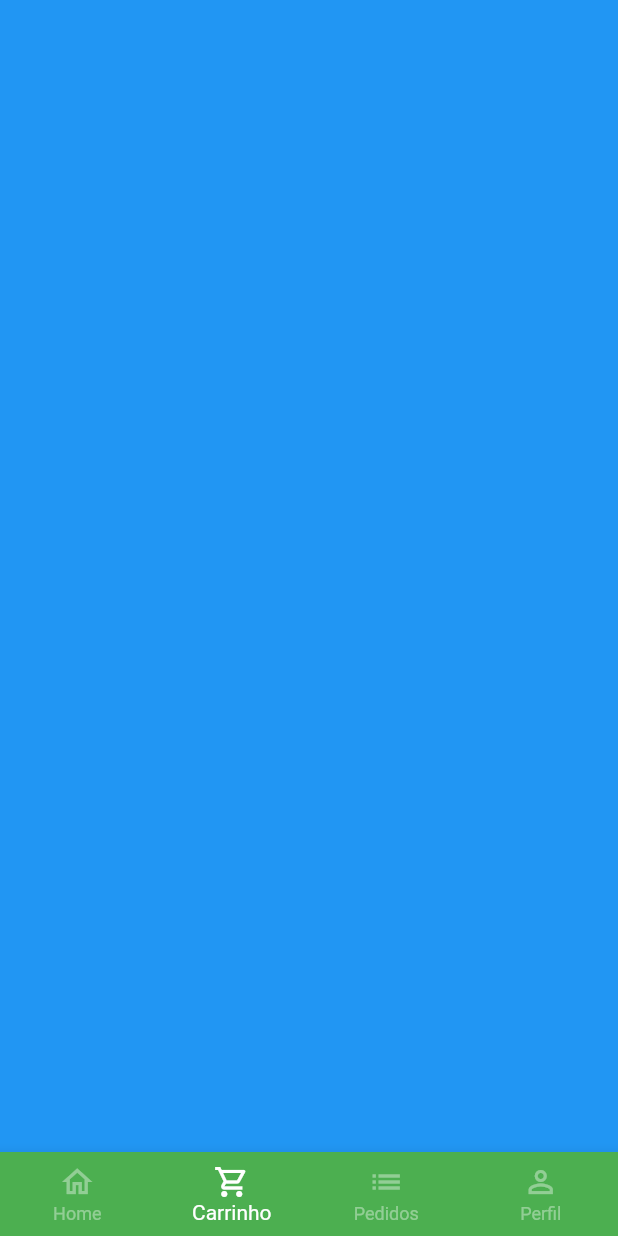
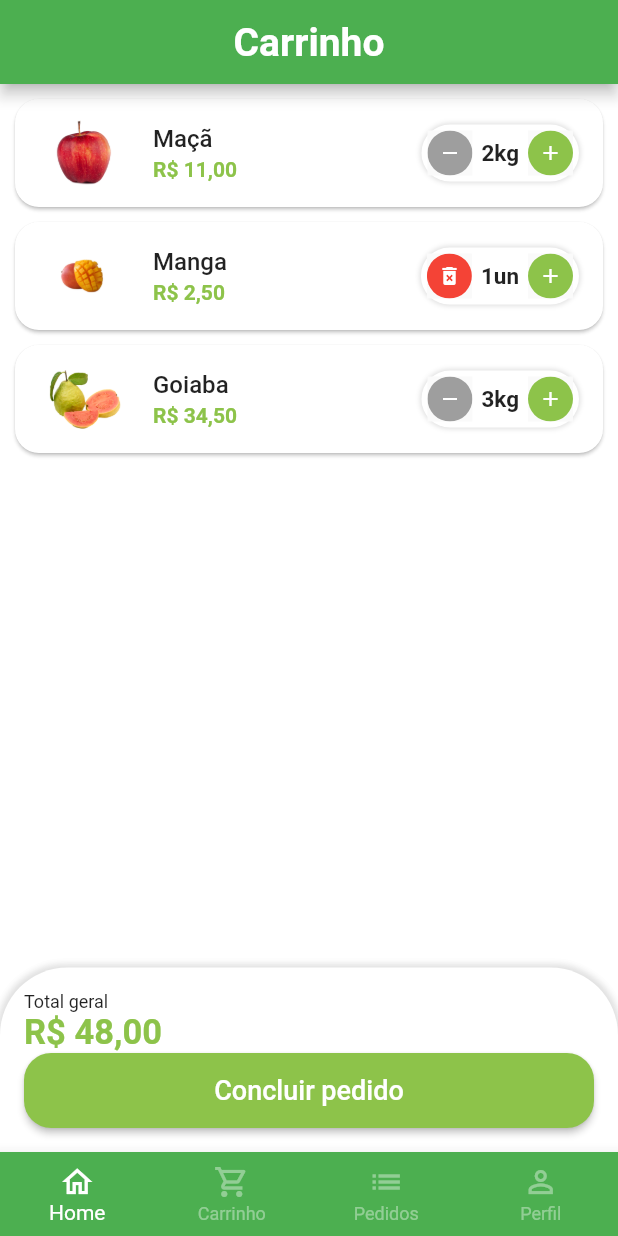
Before and after one commit to nicolaspaxao/green-grocer-course, a Flutter app: the BaseScreen screen opened directly, swiped to page 2, on a phone screen of 412 x 824 dp. Run offline on Flutter 3.47's test engine with Material 2 defaults, Android fonts, the light colour scheme and no system bars; our stand-ins replace animated_text_kit, badges, mask_text_input_formatter.

Commit message:
Criando o carrinho de compras

```diff
--- a/lib/src/config/app_data.dart
+++ b/lib/src/config/app_data.dart
@@ -1,3 +1,4 @@
+import '../models/cart_item_model.dart';
 import '../models/item_model.dart';
 
 final apple = ItemModel(
@@ -71,3 +72,18 @@
   'Temperos',
   'Cereais'
 ];
+
+List<CartItemModel> cartItems = [
+  CartItemModel(
+    item: apple,
+    quantity: 2,
+  ),
+  CartItemModel(
+    item: mango,
+    quantity: 1,
+  ),
+  CartItemModel(
+    item: guava,
+    quantity: 3,
+  )
+];
--- /dev/null
+++ b/lib/src/models/cart_item_model.dart
@@ -0,0 +1,13 @@
+import 'package:quitanda_com_getx/src/models/item_model.dart';
+
+class CartItemModel {
+  ItemModel? item;
+  int? quantity;
+
+  CartItemModel({
+    this.item,
+    this.quantity,
+  });
+
+  double totalPrice() => item!.price * quantity!;
+}
--- a/lib/src/pages/base/base_screen.dart
+++ b/lib/src/pages/base/base_screen.dart
@@ -1,4 +1,5 @@
 import 'package:flutter/material.dart';
+import 'package:quitanda_com_getx/src/pages/cart/cart_tab.dart';
 import 'package:quitanda_com_getx/src/pages/home/home_tab.dart';
 
 class BaseScreen extends StatefulWidget {
@@ -9,7 +10,7 @@
 }
 
 class _BaseScreenState extends State<BaseScreen> {
-  int currentIndex = 1;
+  int currentIndex = 0;
   final pageController = PageController();
 
   @override
@@ -20,7 +21,7 @@
         physics: const NeverScrollableScrollPhysics(),
         children: [
           const HomeTab(),
-          Container(color: Colors.blue),
+          const CartTab(),
           Container(color: Colors.yellow),
           Container(color: Colors.purple),
         ],
--- /dev/null
+++ b/lib/src/pages/cart/cart_tab.dart
@@ -0,0 +1,144 @@
+import 'package:flutter/material.dart';
+import 'package:quitanda_com_getx/src/config/colors.dart';
+import 'package:quitanda_com_getx/src/models/cart_item_model.dart';
+import 'package:quitanda_com_getx/src/pages/cart/components/cart_title.dart';
+import 'package:quitanda_com_getx/src/services/utils_services.dart';
+import '../../config/app_data.dart' as app_data;
+
+class CartTab extends StatefulWidget {
+  const CartTab({Key? key}) : super(key: key);
+
+  @override
+  State<CartTab> createState() => _CartTabState();
+}
+
+class _CartTabState extends State<CartTab> {
+  void removeItemFromCart(CartItemModel cartItem) {
+    setState(() {
+      app_data.cartItems.remove(cartItem);
+    });
+  }
+
+  double cartTotalPrice() {
+    double total = 0;
+    for (var item in app_data.cartItems) {
+      setState(() {
+        total += item.totalPrice();
+      });
+    }
+    return total;
+  }
+
+  @override
+  Widget build(BuildContext context) {
+    return Scaffold(
+      appBar: AppBar(
+        title: const Text(
+          'Carrinho',
+          style: TextStyle(fontSize: 26, fontWeight: FontWeight.bold),
+        ),
+        centerTitle: true,
+      ),
+      body: Column(
+        children: [
+          Expanded(
+            child: ListView.builder(
+              physics: const BouncingScrollPhysics(),
+              itemCount: app_data.cartItems.length,
+              itemBuilder: (_, index) {
+                return CartTile(
+                  cartItem: app_data.cartItems[index],
+                  remove: removeItemFromCart,
+                );
+              },
+            ),
+          ),
+          Container(
+            padding: const EdgeInsets.all(16),
+            decoration: BoxDecoration(
+              color: Colors.white,
+              borderRadius: const BorderRadius.vertical(
+                top: Radius.circular(45),
+              ),
+              boxShadow: [
+                BoxShadow(
+                    color: Colors.grey.shade300, blurRadius: 3, spreadRadius: 2)
+              ],
+            ),
+            child: Column(
+              crossAxisAlignment: CrossAxisAlignment.stretch,
+              children: [
+                const Text(
+                  'Total geral',
+                  style: TextStyle(
+                    fontSize: 12,
+                  ),
+                ),
+                Text(
+                  UtilServices.priceToCurrency(cartTotalPrice()),
+                  style: TextStyle(
+                      fontSize: 23,
+                      color: customSwatchColor,
+                      fontWeight: FontWeight.bold),
+                ),
+                SizedBox(
+                  height: 50,
+                  child: ElevatedButton(
+                    style: ElevatedButton.styleFrom(
+                      backgroundColor: customSwatchColor,
+                      shape: RoundedRectangleBorder(
+                        borderRadius: BorderRadius.circular(18),
+                      ),
+                    ),
+                    onPressed: () async {
+                      bool? result = await showOrderConfirmation();
+                    },
+                    child: const Text(
+                      'Concluir pedido',
+                      style: TextStyle(fontSize: 18),
+                    ),
+                  ),
+                ),
+              ],
+            ),
+          )
+        ],
+      ),
+    );
+  }
+
+  Future<bool?> showOrderConfirmation() {
+    return showDialog<bool>(
+      context: context,
+      builder: (context) {
+        return AlertDialog(
+          shape: RoundedRectangleBorder(
+            borderRadius: BorderRadius.circular(20),
+          ),
+          title: const Text('Confirmação'),
+          content: const Text('Deseja realmente concluir o pedido?'),
+          actions: [
+            TextButton(
+              style: TextButton.styleFrom(
+                shape: RoundedRectangleBorder(
+                  borderRadius: BorderRadius.circular(20),
+                ),
+              ),
+              onPressed: () => Navigator.of(context).pop(false),
+              child: const Text('Não'),
+            ),
+            ElevatedButton(
+              style: ElevatedButton.styleFrom(
+                shape: RoundedRectangleBorder(
+                  borderRadius: BorderRadius.circular(20),
+                ),
+              ),
+              onPressed: () => Navigator.of(context).pop(true),
+              child: const Text('Sim'),
+            ),
+          ],
+        );
+      },
+    );
+  }
+}
--- /dev/null
+++ b/lib/src/pages/cart/components/cart_title.dart
@@ -0,0 +1,65 @@
+// ignore_for_file: public_member_api_docs, sort_constructors_first
+import 'package:flutter/material.dart';
+
+import 'package:quitanda_com_getx/src/config/colors.dart';
+import 'package:quitanda_com_getx/src/models/cart_item_model.dart';
+import 'package:quitanda_com_getx/src/pages/common/quantity_widget.dart';
+import 'package:quitanda_com_getx/src/services/utils_services.dart';
+
+class CartTile extends StatefulWidget {
+  const CartTile({
+    Key? key,
+    required this.cartItem,
+    required this.remove,
+  }) : super(key: key);
+
+  final CartItemModel cartItem;
+  final Function(CartItemModel) remove;
+
+  @override
+  State<CartTile> createState() => _CartTileState();
+}
+
+class _CartTileState extends State<CartTile> {
+  @override
+  Widget build(BuildContext context) {
+    return Card(
+      margin: const EdgeInsets.fromLTRB(10, 10, 10, 0),
+      shape: RoundedRectangleBorder(borderRadius: BorderRadius.circular(16)),
+      child: ListTile(
+        leading: Image.asset(
+          widget.cartItem.item!.imgUrl,
+          height: 60,
+          width: 60,
+        ),
+        title: Text(
+          widget.cartItem.item!.itemName,
+          style: const TextStyle(
+            fontWeight: FontWeight.w500,
+          ),
+        ),
+        subtitle: Text(
+          UtilServices.priceToCurrency(widget.cartItem.totalPrice()),
+          style: TextStyle(
+            color: customSwatchColor,
+            fontWeight: FontWeight.bold,
+          ),
+        ),
+        trailing: QuantityWidget(
+          value: widget.cartItem.quantity!,
+          suffixText: widget.cartItem.item!.unit,
+          isRemovable: true,
+          result: ((quantity) {
+            setState(() {
+              widget.cartItem.quantity = quantity;
+
+              if (quantity == 0) {
+                widget.remove(widget.cartItem);
+              }
+            });
+          }),
+        ),
+      ),
+    );
+  }
+}
--- a/lib/src/pages/common/quantity_widget.dart
+++ b/lib/src/pages/common/quantity_widget.dart
@@ -9,11 +9,13 @@
     required this.value,
     required this.suffixText,
     required this.result,
+    this.isRemovable = false,
   }) : super(key: key);
 
   final int value;
   final String suffixText;
   final Function(int quantity) result;
+  final bool? isRemovable;
 
   @override
   Widget build(BuildContext context) {
@@ -31,12 +33,13 @@
         ],
       ),
       child: Row(
+        mainAxisSize: MainAxisSize.min,
         children: [
           _QuantityButton(
-            color: Colors.grey,
-            icon: Icons.remove,
+            color:!isRemovable! || value > 1 ? Colors.grey : Colors.red,
+            icon: !isRemovable! || value > 1 ? Icons.remove : Icons.delete_forever,
             onTap: () {
-              if (value == 1) return;
+              if (value == 1 && !isRemovable!) return;
               int resultCount = value - 1;
               result(resultCount);
             },
```
